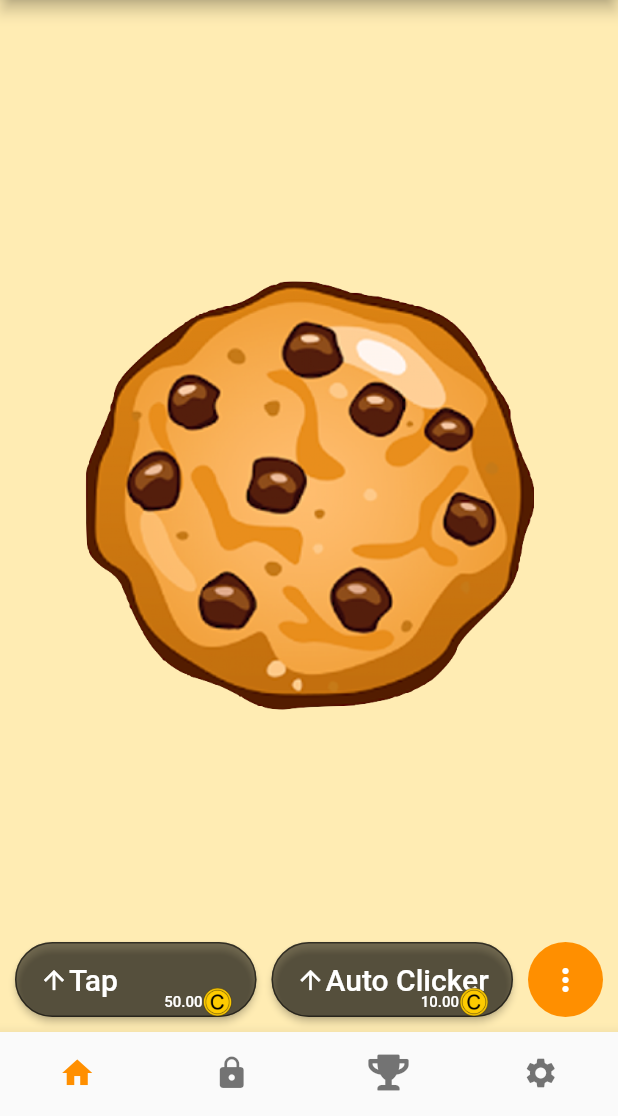
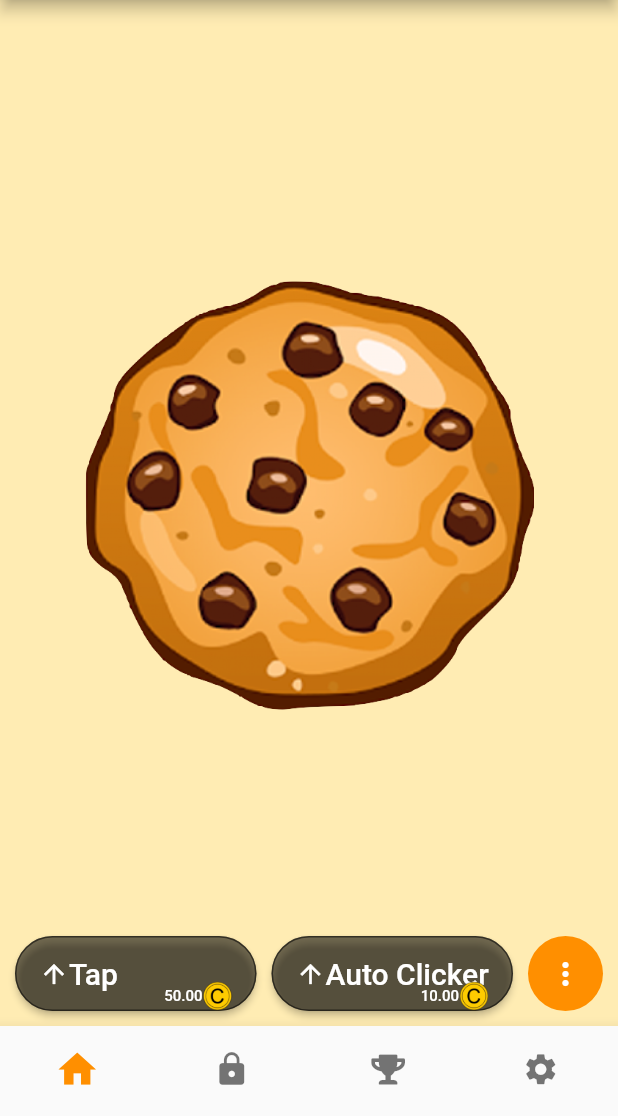
Before and after one commit to KidProf/ordinary-idle, a Flutter app: the screen it shows after launch, on a phone screen of 412 x 824 dp, the part 120-1236 px from its top. Run offline on Flutter 3.47's test engine with Material 2 defaults, Android fonts, the phone set to English and light mode, and no system bars; our stand-ins replace fluttertoast, hive, hive_flutter, native_device_orientation, package_info_plus, tuple; missing offline and left inert: a package; accounts and stored records are empty.

Commit message:
balanced the size of the buttom icons

```diff
--- a/lib/MyApp.dart
+++ b/lib/MyApp.dart
@@ -131,19 +131,19 @@ class _MyStatefulWidgetState extends State<MyStatefulWidget> {
       bottomNavigationBar: BottomNavigationBar(
         items: const <BottomNavigationBarItem>[
           BottomNavigationBarItem(
-            icon: Icon(Icons.home),
+            icon: Icon(Icons.home, size: 30),
             label: "",
           ),
           BottomNavigationBarItem(
-            icon: Icon(Icons.lock),
+            icon: Icon(Icons.lock, size: 25),
             label: "",
           ),
           BottomNavigationBarItem(
-            icon: Icon(CustomIcons.trophy),
+            icon: Icon(CustomIcons.trophy, size: 20),
             label: "",
           ),
           BottomNavigationBarItem(
-            icon: Icon(Icons.settings),
+            icon: Icon(Icons.settings, size: 25),
             label: "",
           ),
         ],
```
